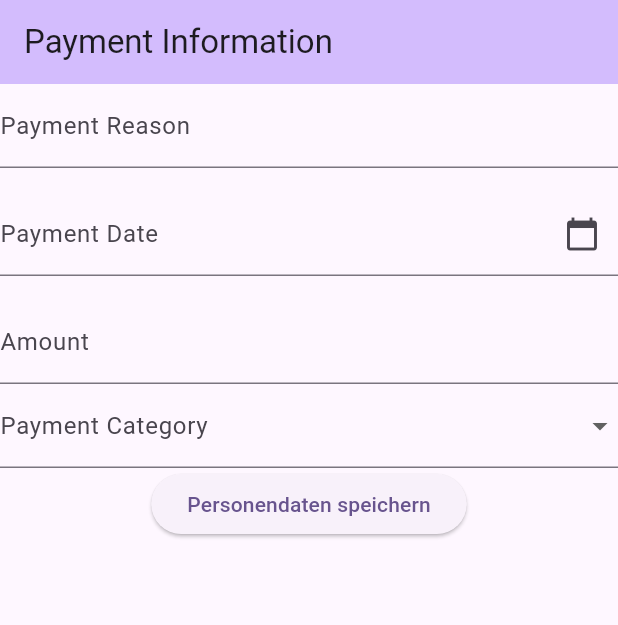
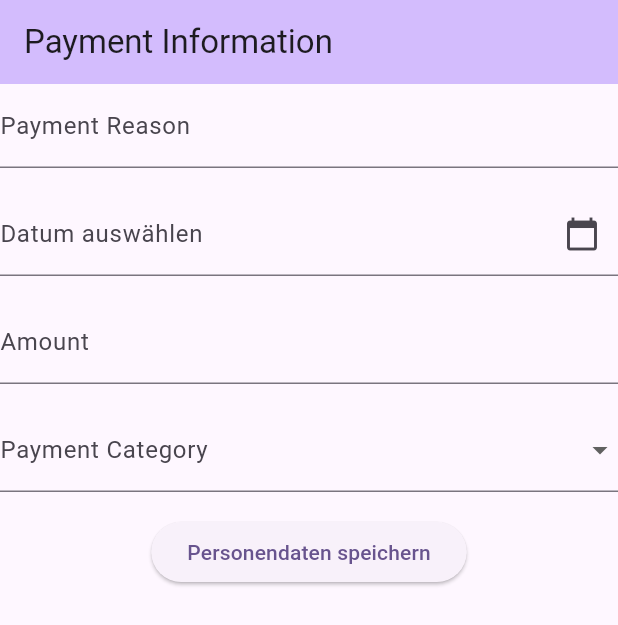
Before and after one commit to luan1508/PersonalBudgetManagement, a Flutter app: the screen it shows after launch, on a phone screen of 412 x 824 dp. Shown: the top 625 px of the screen. Run offline on Flutter 3.47's test engine with Material 3 defaults, Android fonts, the phone set to English and light mode, and no system bars; missing offline and left inert: date_picker_plus.

Commit message:
Seite bearbeitet

```diff
--- a/lib/customwidgets/date_picker.dart
+++ /dev/null
@@ -1,43 +0,0 @@
-import 'package:flutter/cupertino.dart';
-import 'package:flutter/material.dart';
-
-class DatePicker extends StatelessWidget {
-
-  DateTime? _selectedDate;
-
-
-
-  @override
-  Widget build(BuildContext context) {
-    return GestureDetector(
-      onTap: () => _selectDate(context),
-      child: AbsorbPointer(
-        child: TextFormField(
-          decoration: InputDecoration(
-            labelText: "Payment Date",
-            hintText: _selectedDate == null
-                ? "No date selected"
-                : _selectedDate!.toLocal().toString().split(' ')[0],
-            suffixIcon: const Icon(Icons.calendar_today),
-          ),
-          validator: (value) {
-            if (_selectedDate == null) {
-              return "Please select a payment date";
-            }
-            return null;
-          },
-        ),
-      ),
-    );
-  }
-
-  Future<void> _selectDate(BuildContext context) async {
-    final DateTime? picked = await showDatePicker(
-      context: context,
-      initialDate: _selectedDate ?? DateTime.now(),
-      firstDate: DateTime(2000),
-      lastDate: DateTime(2101),
-    );
-  }
-
-}
--- a/lib/pages/payment_page.dart
+++ b/lib/pages/payment_page.dart
@@ -4,7 +4,6 @@ import 'package:personal_budget_management/customwidgets/regexp_form_field.dart'
 import 'package:personal_budget_management/data/payment.dart';
 import 'package:personal_budget_management/data/payment_category.dart';
 
-import '../customwidgets/date_picker.dart';
 import '../customwidgets/required_text_form_field.dart';
 
 class PaymentPage extends StatefulWidget {
@@ -15,35 +14,71 @@ class PaymentPage extends StatefulWidget {
 }
 
 class _PaymentPageState extends State<PaymentPage> {
-  Payment payment=Payment.empty();
+  final _formKey = GlobalKey<FormState>();
+  Payment payment = Payment.empty();
   PaymentCategory? _selectedCategory;
+  DateTime? _selectedDate;
+
+  // Funktion zum Anzeigen des DatePickers
+  Future<void> _selectDate(BuildContext context) async {
+    final DateTime? pickedDate = await showDatePicker(
+      context: context,
+      initialDate: _selectedDate ?? DateTime.now(),
+      firstDate: DateTime(2021),
+      lastDate: DateTime(2028),
+    );
+
+    if (pickedDate != null && pickedDate != _selectedDate) {
+      setState(() {
+        _selectedDate = pickedDate;
+        payment.date = pickedDate; // Datum im Payment-Objekt speichern
+      });
+    }
+  }
 
   @override
   Widget build(BuildContext context) {
-    final _formKey=GlobalKey<FormState>();
-
     return Form(
       key: _formKey,
-      child:Column(
+      child: Column(
         children: [
           RequiredTextFormField(
             decoratorText: "Payment Reason",
             errorMsg: "Please type in a reason for your payment",
             onSave: (value) {
-              payment.reason=value!;
+              payment.reason = value!;
             },
           ),
           const SizedBox(height: 16),
-          // DatePicker Widget
-          DatePicker(),
+          // TextFormField für den DatePicker ohne hintText
+          TextFormField(
+            readOnly: true, // Macht das Feld nur anklickbar, keine manuelle Eingabe
+            decoration: InputDecoration(
+              labelText: "Datum auswählen",
+              suffixIcon: const Icon(Icons.calendar_today),
+            ),
+            controller: TextEditingController(
+              text: _selectedDate == null
+                  ? null
+                  : "${_selectedDate!.toLocal()}".split(' ')[0],
+            ),
+            onTap: () => _selectDate(context),
+            validator: (value) {
+              if (_selectedDate == null) {
+                return "Bitte ein Datum auswählen";
+              }
+              return null;
+            },
+          ),
           const SizedBox(height: 16),
           RequiredTextFormField(
             decoratorText: "Amount",
             errorMsg: "Please type in the amount you spent",
             onSave: (value) {
-              payment.reason=value!;
+              payment.amount = double.tryParse(value!) ?? 0.0;
             },
           ),
+          const SizedBox(height: 16),
           DropdownButtonFormField<PaymentCategory>(
             decoration: const InputDecoration(labelText: 'Payment Category'),
             value: _selectedCategory,
@@ -62,11 +97,14 @@ class _PaymentPageState extends State<PaymentPage> {
               ),
               DropdownMenuItem<PaymentCategory>(
                 value: PaymentCategory.TRANSPORT,
-                child: Text("Debitcard"),
-              )
+                child: Text("Transport"),
+              ),
             ],
             onChanged: (newValue) {
+              setState(() {
+                _selectedCategory = newValue;
                 payment.category = newValue!;
+              });
             },
             validator: (value) {
               if (value == null) {
@@ -75,18 +113,18 @@ class _PaymentPageState extends State<PaymentPage> {
               return null;
             },
           ),
+          const SizedBox(height: 16),
           ElevatedButton(
             onPressed: () {
-                if(_formKey.currentState!.validate()) {
+              if (_formKey.currentState!.validate()) {
                 _formKey.currentState!.save();
                 print(payment);
               }
             },
-              child: Text("Personendaten speichern"))
+            child: const Text("Personendaten speichern"),
+          ),
         ],
-      )
+      ),
     );
-
   }
-
 }
--- a/pubspec.yaml
+++ b/pubspec.yaml
@@ -28,6 +28,7 @@ environment:
 # the latest version available on pub.dev. To see which dependencies have newer
 # versions available, run `flutter pub outdated`.
 dependencies:
+  date_picker_plus: ^3.0.2
   flutter:
     sdk: flutter
 
```
Also changed, not shown: lib/customwidgets/regexp_form_field.dart (+14 -10 lines), pubspec.lock. Lines whose indentation alone changed are shown as unchanged.
